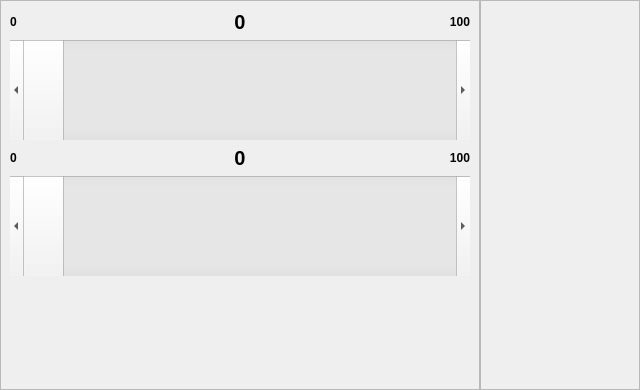
This is gui/alarms/alarms.ui in MariuszSuchenek/MVM_GUI_test2 as Qt 5 draws it before an edit. The edited form follows.
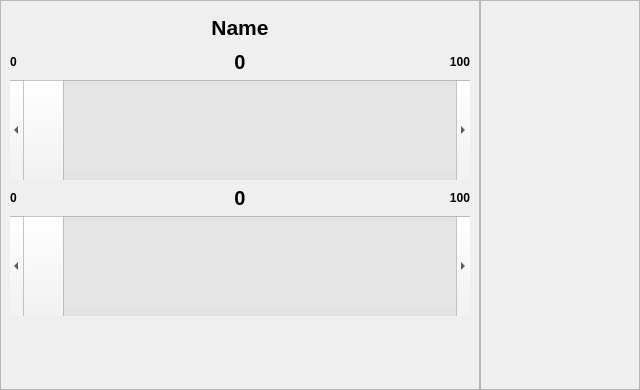
This is the edited form.

Commit message: Added title to alarm settings

The edit to the form file:
```diff
--- a/gui/alarms/alarms.ui
+++ b/gui/alarms/alarms.ui
@@ -56,66 +56,7 @@
       <enum>QFrame::Raised</enum>
      </property>
      <layout class="QGridLayout" name="gridLayout_2">
-      <item row="0" column="0">
-       <widget class="QLabel" name="alarmmin_min">
-        <property name="font">
-         <font>
-          <weight>75</weight>
-          <bold>true</bold>
-         </font>
-        </property>
-        <property name="text">
-         <string>0</string>
-        </property>
-       </widget>
-      </item>
-      <item row="0" column="1">
-       <widget class="QLabel" name="alarmmin_value">
-        <property name="font">
-         <font>
-          <pointsize>15</pointsize>
-          <weight>75</weight>
-          <bold>true</bold>
-         </font>
-        </property>
-        <property name="text">
-         <string>0</string>
-        </property>
-        <property name="alignment">
-         <set>Qt::AlignCenter</set>
-        </property>
-       </widget>
-      </item>
-      <item row="0" column="2">
-       <widget class="QLabel" name="alarmmin_max">
-        <property name="font">
-         <font>
-          <weight>75</weight>
-          <bold>true</bold>
-         </font>
-        </property>
-        <property name="text">
-         <string>100</string>
-        </property>
-        <property name="alignment">
-         <set>Qt::AlignRight|Qt::AlignTrailing|Qt::AlignVCenter</set>
-        </property>
-       </widget>
-      </item>
-      <item row="2" column="0">
-       <widget class="QLabel" name="alarmmax_min">
-        <property name="font">
-         <font>
-          <weight>75</weight>
-          <bold>true</bold>
-         </font>
-        </property>
-        <property name="text">
-         <string>0</string>
-        </property>
-       </widget>
-      </item>
-      <item row="2" column="1">
+      <item row="3" column="1">
        <widget class="QLabel" name="alarmmax_value">
         <property name="font">
          <font>
@@ -132,7 +73,7 @@
         </property>
        </widget>
       </item>
-      <item row="2" column="2">
+      <item row="3" column="2">
        <widget class="QLabel" name="alarmmax_max">
         <property name="font">
          <font>
@@ -148,39 +89,7 @@
         </property>
        </widget>
       </item>
-      <item row="3" column="0" colspan="3">
-       <widget class="QScrollBar" name="slider_alarmmax">
-        <property name="minimumSize">
-         <size>
-          <width>0</width>
-          <height>100</height>
-         </size>
-        </property>
-        <property name="tracking">
-         <bool>true</bool>
-        </property>
-        <property name="orientation">
-         <enum>Qt::Horizontal</enum>
-        </property>
-        <property name="invertedAppearance">
-         <bool>false</bool>
-        </property>
-       </widget>
-      </item>
-      <item row="1" column="0" colspan="3">
-       <widget class="QScrollBar" name="slider_alarmmin">
-        <property name="minimumSize">
-         <size>
-          <width>0</width>
-          <height>100</height>
-         </size>
-        </property>
-        <property name="orientation">
-         <enum>Qt::Horizontal</enum>
-        </property>
-       </widget>
-      </item>
-      <item row="4" column="0" colspan="3">
+      <item row="5" column="0" colspan="3">
        <spacer name="verticalSpacer">
         <property name="orientation">
          <enum>Qt::Vertical</enum>
@@ -193,6 +102,120 @@
         </property>
        </spacer>
       </item>
+      <item row="1" column="0">
+       <widget class="QLabel" name="alarmmin_min">
+        <property name="font">
+         <font>
+          <weight>75</weight>
+          <bold>true</bold>
+         </font>
+        </property>
+        <property name="text">
+         <string>0</string>
+        </property>
+       </widget>
+      </item>
+      <item row="3" column="0">
+       <widget class="QLabel" name="alarmmax_min">
+        <property name="font">
+         <font>
+          <weight>75</weight>
+          <bold>true</bold>
+         </font>
+        </property>
+        <property name="text">
+         <string>0</string>
+        </property>
+       </widget>
+      </item>
+      <item row="2" column="0" colspan="3">
+       <widget class="QScrollBar" name="slider_alarmmin">
+        <property name="minimumSize">
+         <size>
+          <width>0</width>
+          <height>100</height>
+         </size>
+        </property>
+        <property name="orientation">
+         <enum>Qt::Horizontal</enum>
+        </property>
+       </widget>
+      </item>
+      <item row="1" column="1">
+       <widget class="QLabel" name="alarmmin_value">
+        <property name="font">
+         <font>
+          <pointsize>15</pointsize>
+          <weight>75</weight>
+          <bold>true</bold>
+         </font>
+        </property>
+        <property name="text">
+         <string>0</string>
+        </property>
+        <property name="alignment">
+         <set>Qt::AlignCenter</set>
+        </property>
+       </widget>
+      </item>
+      <item row="4" column="0" colspan="3">
+       <widget class="QScrollBar" name="slider_alarmmax">
+        <property name="minimumSize">
+         <size>
+          <width>0</width>
+          <height>100</height>
+         </size>
+        </property>
+        <property name="tracking">
+         <bool>true</bool>
+        </property>
+        <property name="orientation">
+         <enum>Qt::Horizontal</enum>
+        </property>
+        <property name="invertedAppearance">
+         <bool>false</bool>
+        </property>
+       </widget>
+      </item>
+      <item row="1" column="2">
+       <widget class="QLabel" name="alarmmin_max">
+        <property name="font">
+         <font>
+          <weight>75</weight>
+          <bold>true</bold>
+         </font>
+        </property>
+        <property name="text">
+         <string>100</string>
+        </property>
+        <property name="alignment">
+         <set>Qt::AlignRight|Qt::AlignTrailing|Qt::AlignVCenter</set>
+        </property>
+       </widget>
+      </item>
+      <item row="0" column="0" colspan="3">
+       <widget class="QLabel" name="label_alarmname">
+        <property name="minimumSize">
+         <size>
+          <width>0</width>
+          <height>34</height>
+         </size>
+        </property>
+        <property name="font">
+         <font>
+          <pointsize>16</pointsize>
+          <weight>75</weight>
+          <bold>true</bold>
+         </font>
+        </property>
+        <property name="text">
+         <string>Name</string>
+        </property>
+        <property name="alignment">
+         <set>Qt::AlignCenter</set>
+        </property>
+       </widget>
+      </item>
      </layout>
     </widget>
    </item>
```
The commit also changes 1 other file.
